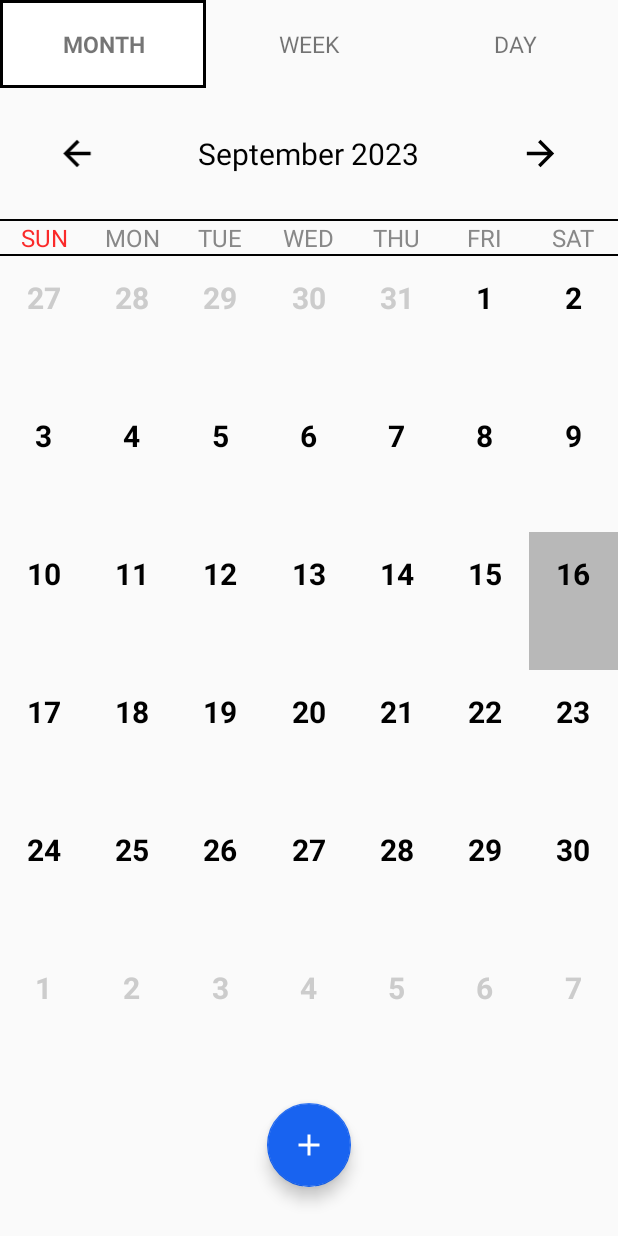
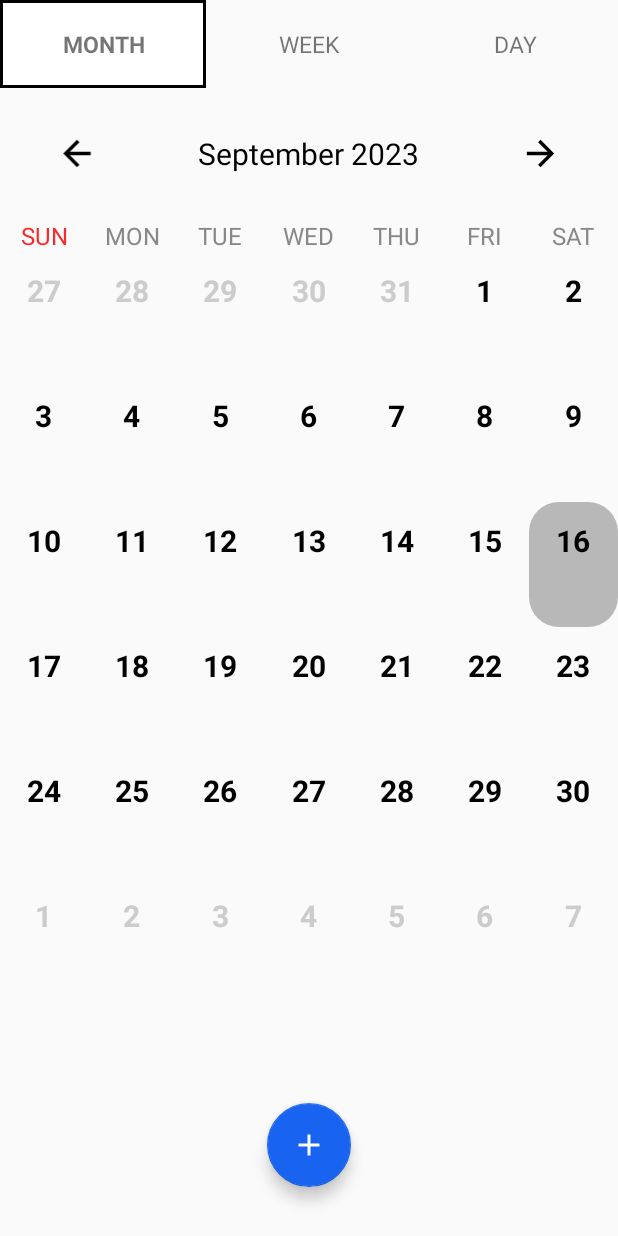
Before and after one commit to phuccom000/calendar, an Android app: the screen it shows after launch (MainActivity), on a phone screen of 412 x 824 dp. Run offline under Robolectric (Android 15) with nearby library versions, the light colour scheme and no system bars.

Commit message:
minor changes

```diff
--- a/app/src/main/java/com/example/calendar/CalendarAdapter.java
+++ b/app/src/main/java/com/example/calendar/CalendarAdapter.java
@@ -33,7 +33,7 @@ class CalendarAdapter extends RecyclerView.Adapter<CalendarViewHolder>
         View view = inflater.inflate(R.layout.calendar_cell, parent, false);
         ViewGroup.LayoutParams layoutParams = view.getLayoutParams();
         if(days.size() > 15) //month view
-            layoutParams.height = (int) (parent.getHeight() * 0.166666666);
+            layoutParams.height = (int) (parent.getHeight() * 0.15);
         else // week view
             layoutParams.height = (int) parent.getHeight();
 
--- a/app/src/main/res/drawable/border_selected.xml
+++ b/app/src/main/res/drawable/border_selected.xml
@@ -1,5 +1,6 @@
 <?xml version="1.0" encoding="UTF-8"?>
 <shape xmlns:android="http://schemas.android.com/apk/res/android" android:shape="rectangle">
     <solid android:color="#b8b8b8"/>
+    <corners android:radius="20dp"/>
     <padding android:left="10dp" android:right="10dp" android:top="10dp" android:bottom="10dp"/>
 </shape>
--- a/app/src/main/res/layout/calendar_cell.xml
+++ b/app/src/main/res/layout/calendar_cell.xml
@@ -32,7 +32,7 @@
         android:layout_height="0sp"
         android:gravity="center_vertical"
         android:layout_weight=".5"
-        android:layout_gravity="left"
+        android:layout_gravity="center"
         android:textColor="@color/red"
         android:textStyle="bold"/>
 
--- a/app/src/main/res/layout/fragment_month_view.xml
+++ b/app/src/main/res/layout/fragment_month_view.xml
@@ -47,10 +47,6 @@
             android:padding="10dp"/>
 
     </LinearLayout>
-    <View
-        android:layout_width="match_parent"
-        android:layout_height="1dp"
-        android:background="@color/black"/>
     <LinearLayout
         android:layout_width="match_parent"
         android:layout_height="wrap_content"
@@ -121,11 +117,6 @@
 
 
     </LinearLayout>
-    <View
-        android:layout_width="match_parent"
-        android:layout_height="1dp"
-        android:background="@color/black"/>
-
     <androidx.recyclerview.widget.RecyclerView
         android:id="@+id/calendarRecyclerView"
         android:layout_width="match_parent"
```
Also changed, not shown: app/src/main/res/layout/fragment_week_view.xml (+0 -13 lines), app/src/main/res/layout/hour_event_cell.xml (+6 -6 lines), app/src/main/res/mipmap-mdpi/ic_launcher.png (deleted), app/src/main/res/mipmap-mdpi/ic_launcher_foreground.png (deleted), app/src/main/res/mipmap-xhdpi/ic_launcher.png (deleted), app/src/main/res/mipmap-xhdpi/ic_launcher_foreground.png (deleted), app/src/main/res/mipmap-xxhdpi/ic_launcher.png (deleted), app/src/main/res/mipmap-xxhdpi/ic_launcher_foreground.png (deleted), app/src/main/res/mipmap-xxxhdpi/ic_launcher.png (deleted), app/src/main/res/mipmap-xxxhdpi/ic_launcher_foreground.png (deleted).
